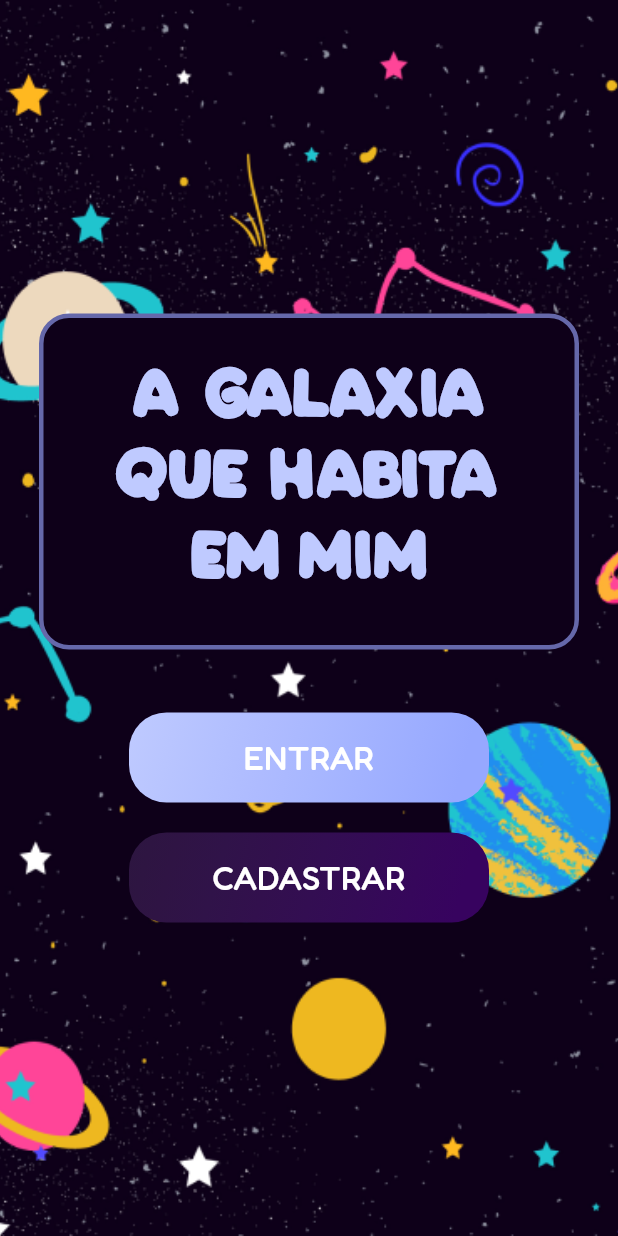
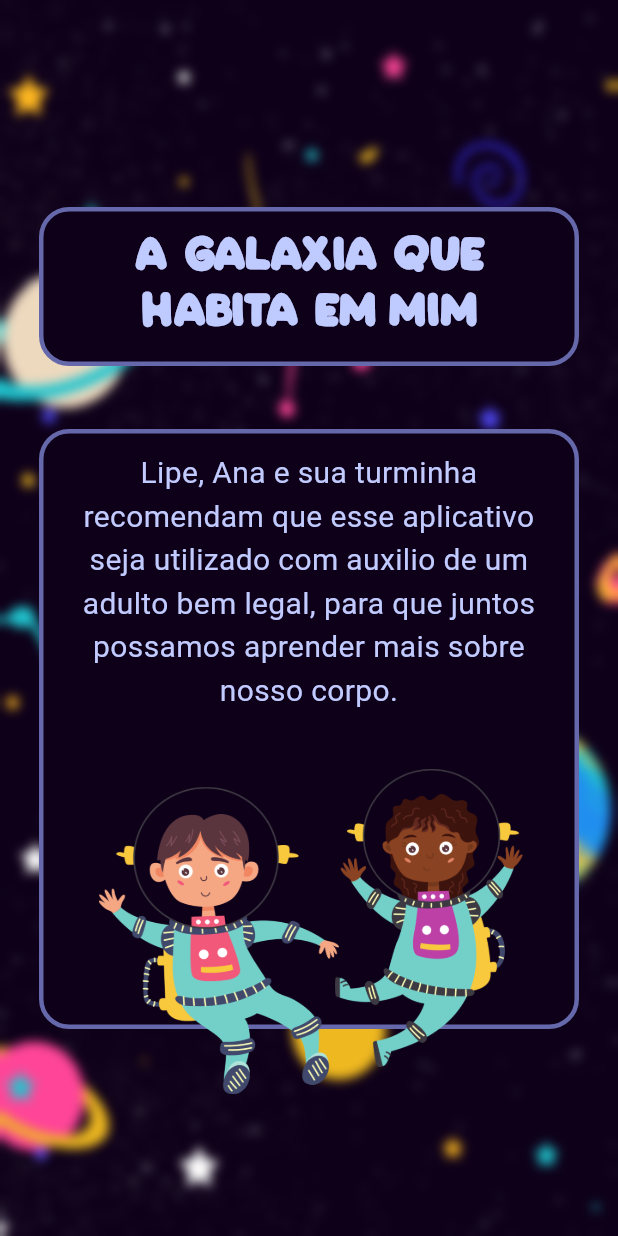
Before and after one commit to laissa-albuquerque/sexeducation, a Flutter app: the LoginScreen screen opened by its route, after a tap on "ENTRAR", on a phone screen of 412 x 824 dp. Run offline on Flutter 3.47's test engine with Material 3 defaults, Android fonts, the phone set to English and light mode, and no system bars; our stand-ins replace cloud_firestore, firebase_core; accounts and stored records are empty; generated files the repository leaves out were written again; Roboto replaces fonts that are missing (KleeOne).

Commit message:
tela de aviso concluida

```diff
--- a/lib/components/global.dart
+++ b/lib/components/global.dart
@@ -46,15 +46,19 @@ class CusttomButton extends StatelessWidget {
 }
 
 class Logo extends StatelessWidget {
-  const Logo({super.key});
+  final double width;
+  final double height;
+  final double fontSize;
+
+  const Logo({super.key, required this.width, required this.height, required this.fontSize});
 
   @override
   Widget build(BuildContext context) {
     return Column(mainAxisAlignment: MainAxisAlignment.center, children: [
       Center(
         child: Container(
-          width: 360,
-          height: 224,
+          width: width,//360,
+          height: height,//224,
           padding: const EdgeInsets.symmetric(vertical: 12.0, horizontal: 16.0),
           decoration: BoxDecoration(
             color: Color(0xFF0E0019),
@@ -64,14 +68,14 @@ class Logo extends StatelessWidget {
               width: 3.0,
             ),
           ),
-          child: const Center(
+          child: Center(
             child: Text(
               'A galáxia que habita em mim',
               textAlign: TextAlign.center,
               style: TextStyle(
                 fontFamily: 'PathKid',
                 color: Color(0xFFBFCAFF),
-                fontSize: 38.0,
+                fontSize: fontSize,//38.0,
                 fontWeight: FontWeight.bold,
               ),
             ),
--- a/lib/main.dart
+++ b/lib/main.dart
@@ -2,6 +2,8 @@ import 'package:flutter/cupertino.dart';
 import 'package:flutter/material.dart';
 import 'package:firebase_core/firebase_core.dart';
 import 'package:flutter/widgets.dart';
+import 'package:sexeducation/view/age_options_menu.dart';
+import 'package:sexeducation/view/information.dart';
 import 'package:sexeducation/view/login.dart';
 import 'package:sexeducation/view/register.dart';
 import 'components/global.dart';
@@ -23,7 +25,9 @@ class MyApp extends StatelessWidget {
     return MaterialApp(
       initialRoute: '/',
       routes: {LoginScreen.id: (context) => const LoginScreen(),
-        RegisterScreen.id: (context) => const RegisterScreen()
+        RegisterScreen.id: (context) => const RegisterScreen(),
+        InformationScreen.id: (context) => const InformationScreen(),
+        AgeOptionsMenuScreen.id : (context) => const AgeOptionsMenuScreen(),
       },
       home: Scaffold(
         body: Welcome(),
@@ -47,7 +51,7 @@ class Welcome extends StatelessWidget {
         Column(
           mainAxisAlignment: MainAxisAlignment.center,
           children: [
-            const Logo(),
+            const Logo(width: 360, height: 224, fontSize: 38.0),
             const SizedBox(
               height: 42,
             ),
--- /dev/null
+++ b/lib/view/age_options_menu.dart
@@ -0,0 +1,21 @@
+import 'package:flutter/cupertino.dart';
+import 'package:flutter/material.dart';
+
+class AgeOptionsMenuScreen extends StatefulWidget {
+  const AgeOptionsMenuScreen({super.key});
+
+  static String id = 'ageoptions_view';
+
+  @override
+  State<AgeOptionsMenuScreen> createState() => _AgeOptionsMenuScreen();
+}
+
+class _AgeOptionsMenuScreen extends State<AgeOptionsMenuScreen>{
+  @override
+  Widget build(BuildContext context) {
+    return Scaffold(
+      body: Text('teste'),
+    );
+  }
+
+}
--- /dev/null
+++ b/lib/view/information.dart
@@ -0,0 +1,132 @@
+import 'dart:async';
+import 'dart:ui';
+
+import 'package:flutter/cupertino.dart';
+import 'package:flutter/material.dart';
+import 'package:sexeducation/components/global.dart';
+import 'package:sexeducation/view/age_options_menu.dart';
+
+class InformationScreen extends StatefulWidget {
+  const InformationScreen({super.key});
+
+  static String id = 'information_view';
+
+  @override
+  State<StatefulWidget> createState() => _InformationScreen();
+}
+
+class _InformationScreen extends State<InformationScreen> {
+  late Timer _timer;
+  int _countdown = 20;
+
+  @override
+  void initState() {
+    super.initState();
+    _startTimer();
+  }
+
+  @override
+  void dispose() {
+    _timer.cancel();
+    super.dispose();
+  }
+
+  _startTimer() {
+    const oneSec = Duration(seconds: 1);
+    _timer = Timer.periodic(
+      oneSec,
+      (Timer timer) {
+        setState(() {
+          if (_countdown < 1) {
+            _timer.cancel();
+            Navigator.pushReplacement(
+              context,
+              PageRouteBuilder(
+                  transitionDuration: Duration(milliseconds: 500),
+                  pageBuilder: (_, __, ___) => AgeOptionsMenuScreen(),
+                  transitionsBuilder: (_, animation, __, child) {
+                    return FadeTransition(opacity: animation, child: child);
+                  }),
+            );
+          } else {
+            _countdown--;
+          }
+        });
+      },
+    );
+  }
+
+  @override
+  Widget build(BuildContext context) {
+    return Scaffold(
+        body: Stack(
+      fit: StackFit.expand,
+      children: [
+        Image.asset('assets/images/background.png', fit: BoxFit.cover),
+        BackdropFilter(
+          filter: ImageFilter.blur(sigmaX: 3.5, sigmaY: 3.5),
+          child: Container(
+            color: Colors.white.withOpacity(0.0),
+          ),
+        ),
+        Column(
+          mainAxisAlignment: MainAxisAlignment.center,
+          children: [
+            const Logo(width: 360, height: 106, fontSize: 26.0),
+            const SizedBox(
+              height: 42,
+            ),
+            Column(
+              mainAxisAlignment: MainAxisAlignment.center,
+              children: [
+                Center(
+                  child: Container(
+                    width: 360,
+                    height: 400,
+                    padding: const EdgeInsets.symmetric(
+                        vertical: 12.0, horizontal: 16.0),
+                    decoration: BoxDecoration(
+                      color: const Color(0xFF0E0019),
+                      borderRadius:
+                          const BorderRadius.all(Radius.circular(20.0)),
+                      border: Border.all(
+                        color: const Color(0xFF6568AA),
+                        width: 3.0,
+                      ),
+                    ),
+                    child: const Text(
+                      'Lipe, Ana e sua turminha recomendam que esse aplicativo seja utilizado '
+                      'com auxilio de um adulto bem legal, para que juntos possamos aprender mais sobre nosso corpo.',
+                      textAlign: TextAlign.center,
+                      style: TextStyle(
+                        fontSize: 20,
+                        fontFamily: 'KleeOne',
+                        color: Color(0xffC1CBFF),
+                      ),
+                    ),
+                  ),
+                )
+              ],
+            )
+          ],
+        ),
+        Transform.translate(
+          offset: const Offset(-60, 215),
+          child: Image.asset(
+            'assets/images/menino.png',
+            scale: 3.5,
+            width: double.infinity,
+          ),
+        ),
+        Transform.translate(
+          offset: const Offset(80, 200),
+          child: Image.asset(
+            'assets/images/menina.png',
+            scale: 3.5,
+            width: double.infinity,
+          ),
+        ),
+      ],
+    ));
+  }
+}
--- a/lib/view/login.dart
+++ b/lib/view/login.dart
@@ -6,6 +6,7 @@ import 'package:flutter/painting.dart';
 import 'package:flutter/widgets.dart';
 import 'package:sexeducation/database/user_dao.dart';
 import 'package:sexeducation/models/user.dart';
+import 'package:sexeducation/view/information.dart';
 
 import '../components/global.dart';
 
@@ -129,7 +130,7 @@ class _LoginScreen extends State<LoginScreen> {
                                       child: CusttomButton(
                                         buttonText: 'ENTRAR',
                                         onPressed: () {
-                                          Navigator.pop(context);
+                                          Navigator.pushNamed(context, InformationScreen.id);
                                         },
                                           colors: const [
                                             Color(0xFF2d1640),
--- a/pubspec.yaml
+++ b/pubspec.yaml
@@ -67,6 +67,8 @@ flutter:
     - assets/images/background.png
     - assets/images/background-login.png
     - assets/images/background-register.png
+    - assets/images/menina.png
+    - assets/images/menino.png
   fonts:
     - family: KleeOne
       fonts:
```
Also changed, not shown: assets/images/menina.png (added), assets/images/menina.svg (deleted), assets/images/menino.png (added), assets/images/menino.svg (deleted).
